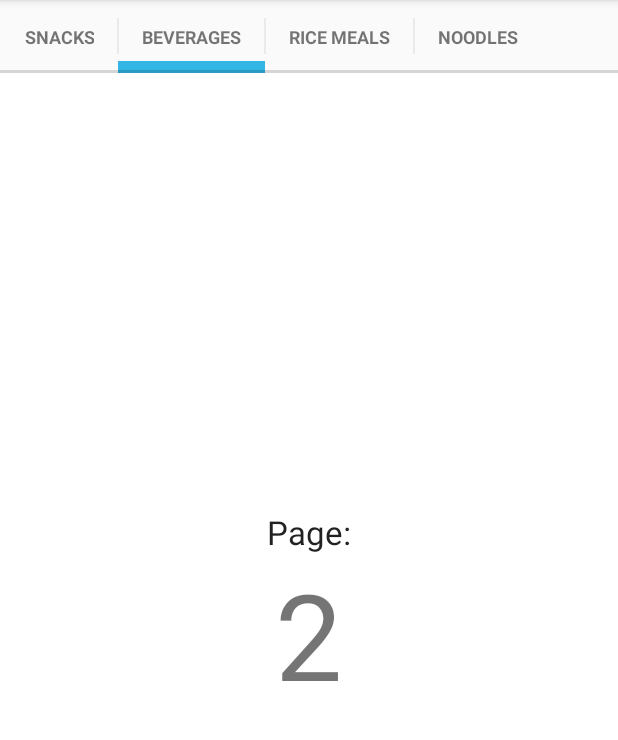
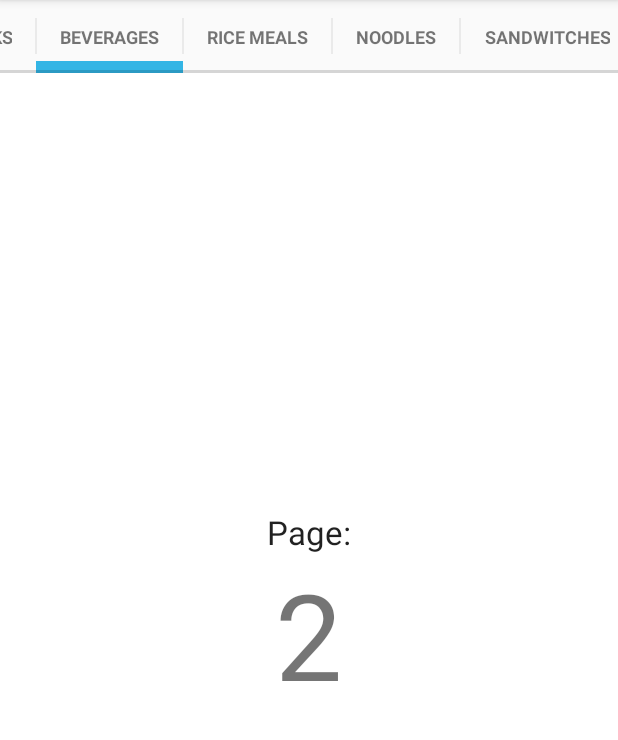
Before and after one commit to aindong/restoko-android-app, an Android app: the ProductMenuFragment screen opened directly, with no data from a screen before it, after a tap on "BEVERAGES", on a phone screen of 412 x 824 dp, the part 84-824 px from its top. Run offline under Robolectric (Android 15) with nearby library versions, the light colour scheme and no system bars.

Commit message:
added category and product model class

```diff
--- a/app/src/main/java/com/aindong/restoko/ProductMenuFragment.java
+++ b/app/src/main/java/com/aindong/restoko/ProductMenuFragment.java
@@ -57,6 +57,7 @@ public class ProductMenuFragment extends Fragment {
         pageList.add("Beverages");
         pageList.add("Rice Meals");
         pageList.add("Noodles");
+        pageList.add("Sandwitches");
 
         // BEGIN_INCLUDE (setup_viewpager)
         // Get the ViewPager and set it's PagerAdapter so that it can display items
--- /dev/null
+++ b/app/src/main/java/com/aindong/restoko/models/Category.java
@@ -0,0 +1,5 @@
+package com.aindong.restoko.models;
+
+public class Category {
+
+}
--- /dev/null
+++ b/app/src/main/java/com/aindong/restoko/models/Product.java
@@ -0,0 +1,5 @@
+package com.aindong.restoko.models;
+
+public class Product {
+
+}
```
